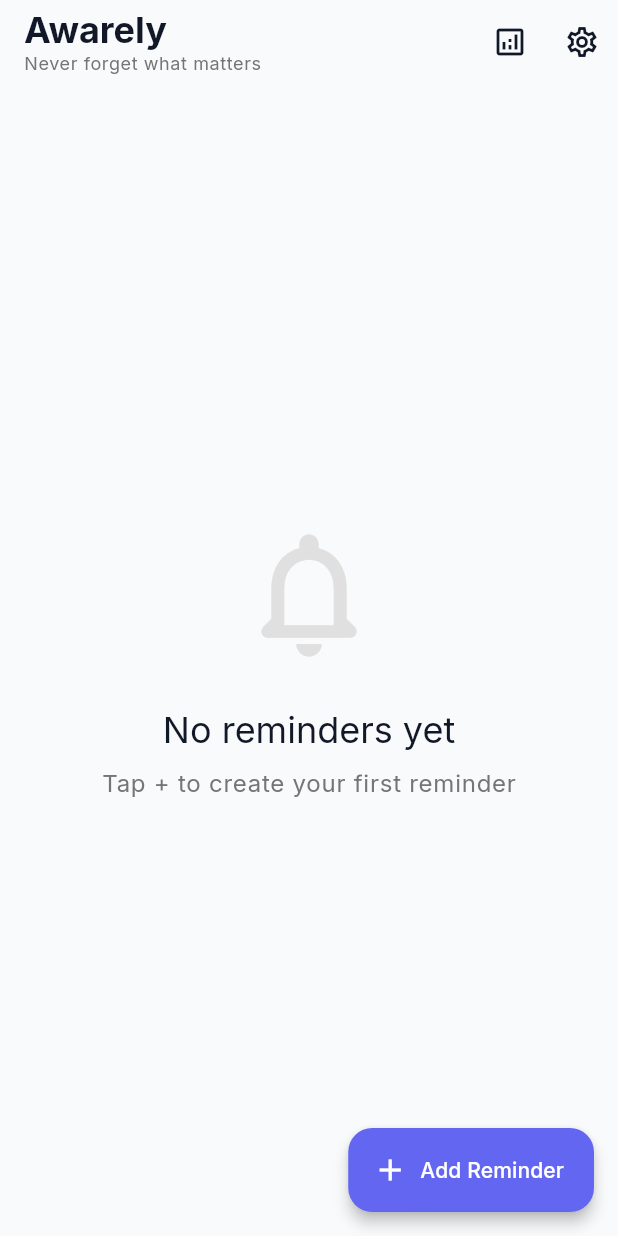
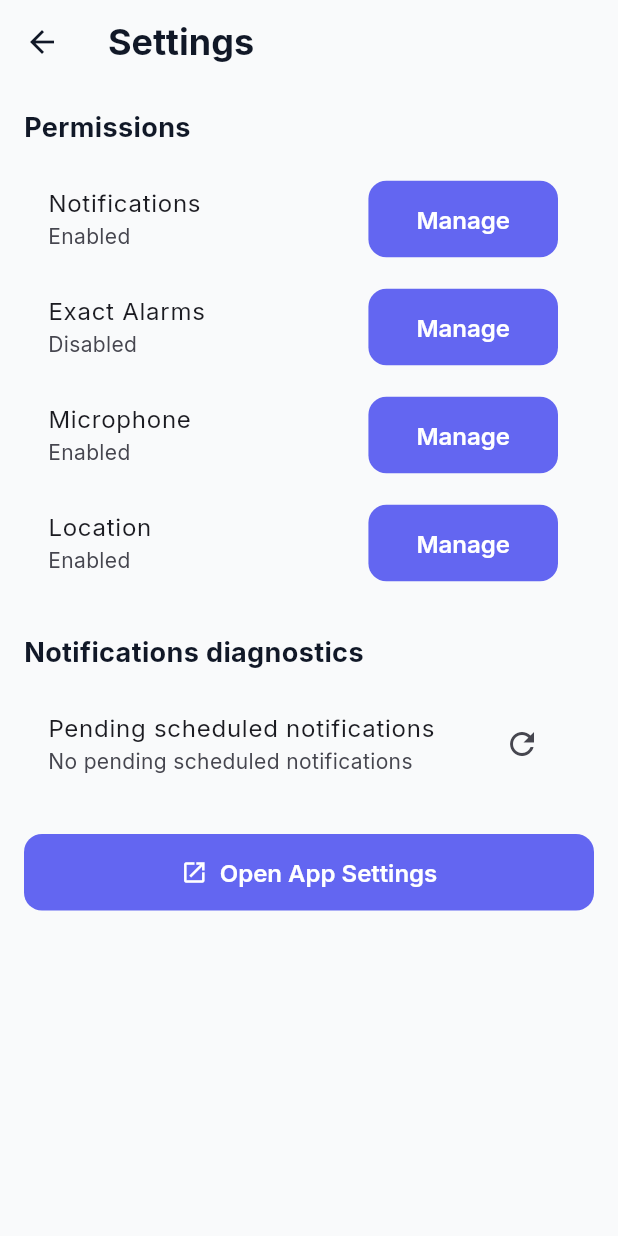
Before and after one commit to shivam-kaushik/Awarely, a Flutter app: the HomeScreen screen opened directly, after a tap on the "settings" icon, on a phone screen of 412 x 824 dp. Run offline on Flutter 3.47's test engine with Material 3 defaults, Android fonts, the phone set to English and light mode, and no system bars; our stand-ins replace connectivity_plus, flutter_local_notifications, geolocator, google_fonts, permission_handler, speech_to_text and 2 more; missing offline and left inert: workmanager; accounts and stored records are empty; statements that could not run were skipped.

Commit message:
Permissions and services

```diff
--- a/lib/presentation/screens/home_screen.dart
+++ b/lib/presentation/screens/home_screen.dart
@@ -5,6 +5,7 @@ import '../providers/reminder_provider.dart';
 import '../widgets/reminder_card.dart';
 import 'add_reminder_screen.dart';
 import 'analytics_screen.dart';
+import 'settings_screen.dart';
 
 /// Home screen - main dashboard
 class HomeScreen extends StatefulWidget {
@@ -55,7 +56,9 @@ class _HomeScreenState extends State<HomeScreen> {
           IconButton(
             icon: const Icon(Icons.settings_outlined),
             onPressed: () {
-              // Navigate to settings
+              Navigator.of(context).push(
+                MaterialPageRoute(builder: (c) => const SettingsScreen()),
+              );
             },
             tooltip: 'Settings',
           ),
--- /dev/null
+++ b/lib/presentation/screens/settings_screen.dart
@@ -0,0 +1,195 @@
+import 'package:flutter/material.dart';
+
+import '../../core/services/notification_service.dart';
+import '../../core/services/permission_service.dart';
+
+/// Settings screen to manage permissions and notification diagnostics
+class SettingsScreen extends StatefulWidget {
+  const SettingsScreen({super.key});
+
+  @override
+  State<SettingsScreen> createState() => _SettingsScreenState();
+}
+
+class _SettingsScreenState extends State<SettingsScreen>
+    with WidgetsBindingObserver {
+  final PermissionService _permissionService = PermissionService();
+  final NotificationService _notificationService = NotificationService();
+
+  bool _notificationsEnabled = false;
+  bool _microphoneEnabled = false;
+  bool _locationEnabled = false;
+  bool _exactAlarmEnabled = false;
+  List<String> _pendingNotifications = [];
+  bool _loadingPending = false;
+
+  @override
+  void initState() {
+    super.initState();
+    WidgetsBinding.instance.addObserver(this);
+    _refreshStatuses();
+  }
+
+  @override
+  void dispose() {
+    WidgetsBinding.instance.removeObserver(this);
+    super.dispose();
+  }
+
+  @override
+  void didChangeAppLifecycleState(AppLifecycleState state) {
+    // When returning from system settings, refresh permission statuses
+    if (state == AppLifecycleState.resumed) {
+      _refreshStatuses();
+    }
+    super.didChangeAppLifecycleState(state);
+  }
+
+  Future<void> _refreshStatuses() async {
+    final notif = await _permissionService.hasNotificationPermission();
+    final mic = await _permissionService.hasMicrophonePermission();
+    final loc = await _permissionService.hasLocationPermission();
+    final exactAlarm = await _permissionService.hasExactAlarmPermission();
+
+    setState(() {
+      _notificationsEnabled = notif;
+      _microphoneEnabled = mic;
+      _locationEnabled = loc;
+      _exactAlarmEnabled = exactAlarm;
+    });
+
+    await _loadPendingNotifications();
+  }
+
+  Future<void> _loadPendingNotifications() async {
+    setState(() => _loadingPending = true);
+    try {
+      final pending = await _notificationService.getPendingNotifications();
+      setState(() {
+        _pendingNotifications = pending
+            .map((p) => '${p.id}: ${p.title ?? "(no title)"} @ ${p.body ?? ""}')
+            .toList();
+      });
+    } finally {
+      setState(() => _loadingPending = false);
+    }
+  }
+
+  @override
+  Widget build(BuildContext context) {
+    return Scaffold(
+      appBar: AppBar(
+        title: const Text('Settings'),
+      ),
+      body: RefreshIndicator(
+        onRefresh: _refreshStatuses,
+        child: ListView(
+          padding: const EdgeInsets.all(16),
+          children: [
+            const Text('Permissions',
+                style: TextStyle(fontSize: 18, fontWeight: FontWeight.bold)),
+            const SizedBox(height: 12),
+            ListTile(
+              title: const Text('Notifications'),
+              subtitle: Text(_notificationsEnabled ? 'Enabled' : 'Disabled'),
+              trailing: ElevatedButton(
+                onPressed: () async {
+                  final granted =
+                      await _permissionService.ensureNotificationPermission(
+                    context,
+                    rationale:
+                        'Notifications are used to deliver reminders. Please enable them.',
+                  );
+                  if (granted) {
+                    setState(() => _notificationsEnabled = true);
+                  }
+                },
+                child: const Text('Manage'),
+              ),
+            ),
+            ListTile(
+              title: const Text('Exact Alarms'),
+              subtitle: Text(_exactAlarmEnabled ? 'Enabled' : 'Disabled'),
+              trailing: ElevatedButton(
+                onPressed: () async {
+                  final granted =
+                      await _permissionService.ensureExactAlarmPermission(
+                    context,
+                    rationale:
+                        'Exact alarms are needed to deliver reminders at the precise time.',
+                  );
+                  if (granted) {
+                    setState(() => _exactAlarmEnabled = true);
+                  }
+                },
+                child: const Text('Manage'),
+              ),
+            ),
+            ListTile(
+              title: const Text('Microphone'),
+              subtitle: Text(_microphoneEnabled ? 'Enabled' : 'Disabled'),
+              trailing: ElevatedButton(
+                onPressed: () async {
+                  final granted =
+                      await _permissionService.ensureMicrophonePermission(
+                    context,
+                    rationale: 'Microphone is needed for voice input.',
+                  );
+                  if (granted) setState(() => _microphoneEnabled = true);
+                },
+                child: const Text('Manage'),
+              ),
+            ),
+            ListTile(
+              title: const Text('Location'),
+              subtitle: Text(_locationEnabled ? 'Enabled' : 'Disabled'),
+              trailing: ElevatedButton(
+                onPressed: () async {
+                  final granted =
+                      await _permissionService.ensureLocationPermission(
+                    context,
+                    rationale: 'Location is needed for place-based reminders.',
+                  );
+                  if (granted) setState(() => _locationEnabled = true);
+                },
+                child: const Text('Manage'),
+              ),
+            ),
+            const SizedBox(height: 24),
+            const Text('Notifications diagnostics',
+                style: TextStyle(fontSize: 18, fontWeight: FontWeight.bold)),
+            const SizedBox(height: 12),
+            ListTile(
+              title: const Text('Pending scheduled notifications'),
+              subtitle: _loadingPending
+                  ? const Text('Loading...')
+                  : _pendingNotifications.isEmpty
+                      ? const Text('No pending scheduled notifications')
+                      : Text('${_pendingNotifications.length} pending'),
+              trailing: IconButton(
+                icon: const Icon(Icons.refresh),
+                onPressed: _loadPendingNotifications,
+              ),
+            ),
+            if (_pendingNotifications.isNotEmpty) ...[
+              const SizedBox(height: 8),
+              ..._pendingNotifications.map((s) => Card(
+                    child: ListTile(
+                      title: Text(s),
+                    ),
+                  )),
+            ],
+            const SizedBox(height: 24),
+            ElevatedButton.icon(
+              onPressed: () async {
+                await _permissionService.openSettings();
+              },
+              icon: const Icon(Icons.open_in_new),
+              label: const Text('Open App Settings'),
+            ),
+          ],
+        ),
+      ),
+    );
+  }
+}
```
Also changed, not shown: lib/core/services/notification_service.dart (+8 -4 lines), lib/core/services/permission_service.dart (+217 -0 lines), lib/core/services/trigger_engine.dart (+61 -48 lines), lib/main.dart (+16 -0 lines), lib/presentation/providers/reminder_provider.dart (+15 -2 lines), lib/presentation/screens/add_reminder_screen.dart (+97 -9 lines), lib/presentation/screens/splash_screen.dart (+7 -0 lines), 2 other files.
